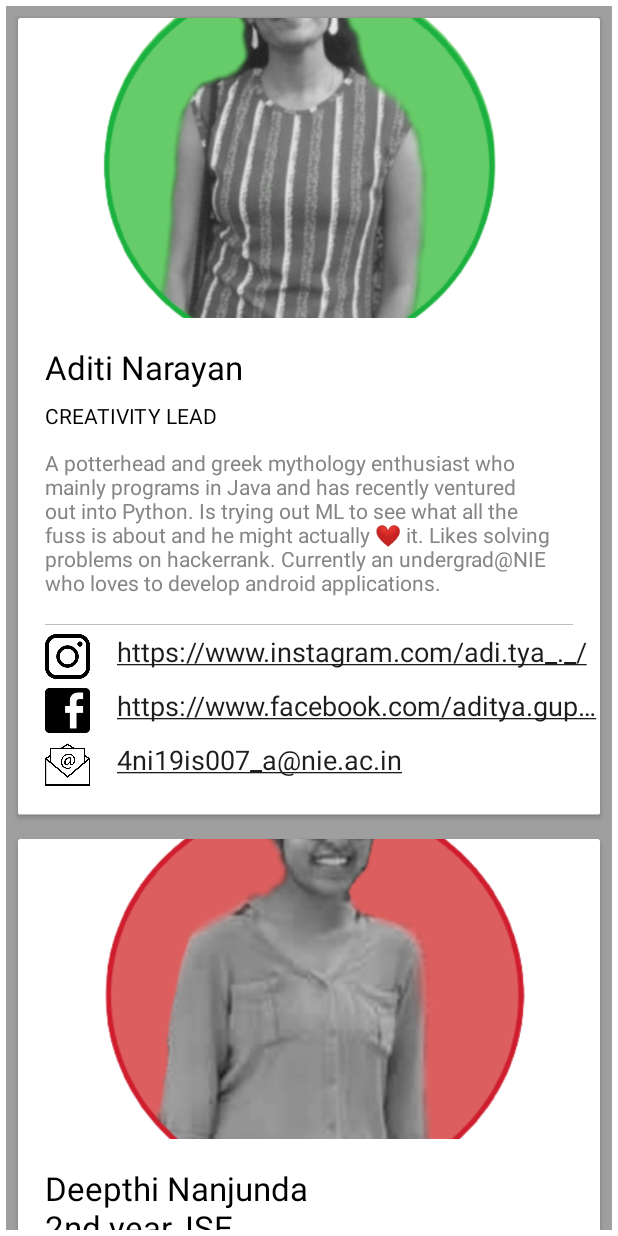
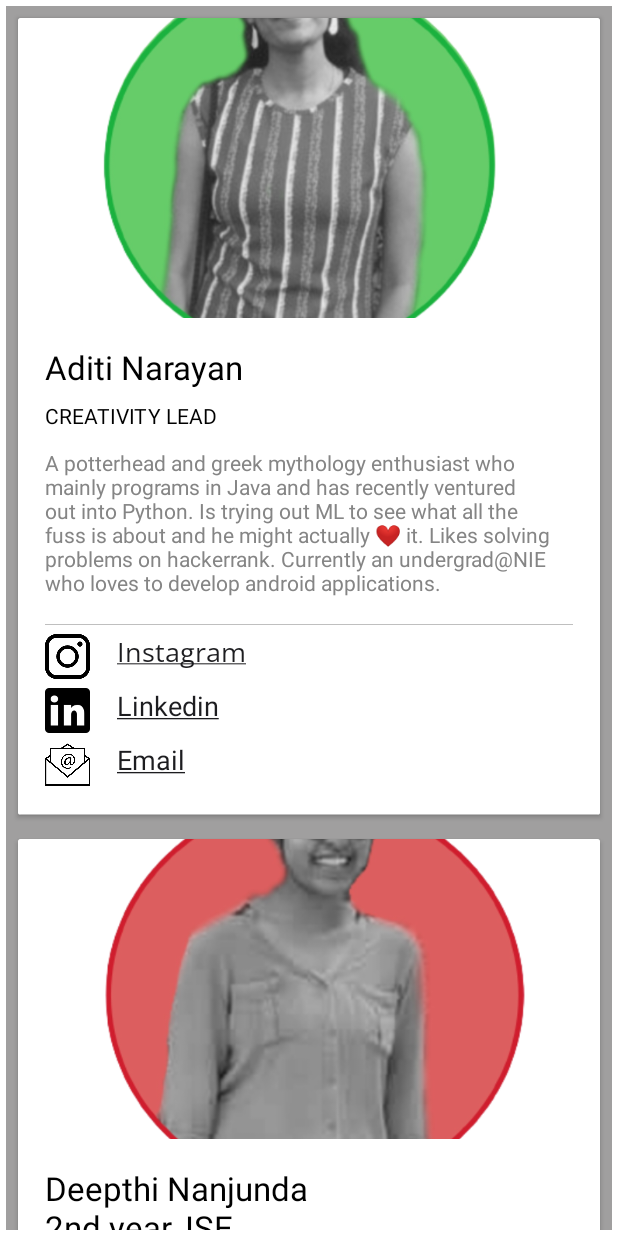
Before and after one commit to aadityaguptaa/dsc_nie_1, an Android app: the ManagementTeamFragment screen opened through its navigation route, after a tap on "Aditi Narayan", on a phone screen of 412 x 824 dp. Run offline under Robolectric (Android 15) with nearby library versions, the phone set to English and light mode, and no system bars; our stand-ins replace Firebase (no records; nobody signed in at launch, a user with empty details on screens opened directly), data binding; plain views replace ElasticView; 1 statement that could not run was skipped.

Commit message:
tech team t

```diff
--- a/app/src/main/java/com/example/dsc_nie/RecyclerAdapter.kt
+++ b/app/src/main/java/com/example/dsc_nie/RecyclerAdapter.kt
@@ -1,4 +1,6 @@
 package com.example.dsc_nie
+import android.text.Html
+import android.text.method.LinkMovementMethod
 import android.transition.AutoTransition
 import android.transition.TransitionManager
 import android.view.LayoutInflater
@@ -8,7 +10,7 @@ import android.widget.*
 import androidx.cardview.widget.CardView
 import androidx.recyclerview.widget.RecyclerView
 
-class RecyclerAdapter (private var titles: List<String>, private var details: List<String>, private var images:List<Int>, private var description: List<String>, private var instagramLink: List<String>, private var facebookLink: List<String>, private var emailLink: List<String>): RecyclerView.Adapter<RecyclerAdapter.ViewHolder>(){
+class RecyclerAdapter(private var titles: List<String>, private var details: List<String>, private var images: List<Int>, private var description: List<String>, private var instagramLink: List<String>, private var linkedinLink: List<String>, private var emailLink: List<String>): RecyclerView.Adapter<RecyclerAdapter.ViewHolder>(){
 
     inner class ViewHolder(itemView: View): RecyclerView.ViewHolder(itemView){
 
@@ -20,7 +22,7 @@ class RecyclerAdapter (private var titles: List<String>, private var details: Li
         val cardView: CardView = itemView.findViewById(R.id.cardView)
         val expandableLayout: LinearLayout = itemView.findViewById(R.id.expandableLayout)
         val coreInstagram: TextView = itemView.findViewById(R.id.CoreInstagramLink)
-        val coreFacebook: TextView = itemView.findViewById(R.id.CoreFacebookLink)
+        val coreLinkedin: TextView = itemView.findViewById(R.id.CoreLinkedinLink)
         val coreEmail: TextView = itemView.findViewById(R.id.CoreEmailLink)
 
 
@@ -53,9 +55,14 @@ class RecyclerAdapter (private var titles: List<String>, private var details: Li
         holder.itemDetails.text = details[position]
         holder.itemPicture.setImageResource(images[position])
         holder.itemDescription.text = description[position]
-        holder.coreInstagram.text = instagramLink[position]
-        holder.coreFacebook.text = facebookLink[position]
-        holder.coreEmail.text = emailLink[position]
+
+        //this shit is to turn textviews into hyperlinks... idk why it's this complex ;-;
+        holder.coreEmail.movementMethod = LinkMovementMethod.getInstance()
+        holder.coreInstagram.movementMethod = LinkMovementMethod.getInstance()
+        holder.coreLinkedin.movementMethod = LinkMovementMethod.getInstance()
+        holder.coreInstagram.text = Html.fromHtml("<a href=\"" + instagramLink[position] + "\">"  + "Instagram" + "</a>", Html.FROM_HTML_MODE_COMPACT)
+        holder.coreLinkedin.text = Html.fromHtml("<a href=\"" + linkedinLink[position] + "\">"  + "Linkedin" + "</a>", Html.FROM_HTML_MODE_COMPACT)
+        holder.coreEmail.text = Html.fromHtml("<a href=\"" + emailLink[position] + "\">"  + "Email" + "</a>", Html.FROM_HTML_MODE_COMPACT)
 
     }
 
--- a/app/src/main/java/com/example/dsc_nie/teams_intro/ManagementTeamFragment.kt
+++ b/app/src/main/java/com/example/dsc_nie/teams_intro/ManagementTeamFragment.kt
@@ -50,17 +50,17 @@ class ManagementTeamFragment : Fragment() {
     }
 
     private fun postToList(){
-        addToList(getString(R.string.aditi), getString(R.string.creativity_lead),  R.drawable.aditi, getString(R.string.adityaDescription), getString(R.string.aditya_instagram), getString(R.string.aditya_facebook), getString(R.string.aditya_email))
-        addToList(getString(R.string.deepthi), getString(R.string.editorial_lead),  R.drawable.deepthi, getString(R.string.adityaDescription), getString(R.string.aditya_instagram), getString(R.string.aditya_facebook), getString(R.string.aditya_email))
-        addToList(getString(R.string.dharitri), getString(R.string.events_lead),  R.drawable.dharitri, getString(R.string.adityaDescription), getString(R.string.aditya_instagram), getString(R.string.aditya_facebook), getString(R.string.aditya_email))
-        addToList(getString(R.string.divya), getString(R.string.outreach_lead),  R.drawable.divya, getString(R.string.adityaDescription), getString(R.string.aditya_instagram), getString(R.string.aditya_facebook), getString(R.string.aditya_email))
-        addToList(getString(R.string.lohith), getString(R.string.events_lead),  R.drawable.lohith, getString(R.string.adityaDescription), getString(R.string.aditya_instagram), getString(R.string.aditya_facebook), getString(R.string.aditya_email))
-        addToList(getString(R.string.prabhajana), getString(R.string.management_lead),  R.drawable.prabhajana, getString(R.string.adityaDescription), getString(R.string.aditya_instagram), getString(R.string.aditya_facebook), getString(R.string.aditya_email))
-        addToList(getString(R.string.pulkit), getString(R.string.editorial_lead),  R.drawable.pulkit, getString(R.string.adityaDescription), getString(R.string.aditya_instagram), getString(R.string.aditya_facebook), getString(R.string.aditya_email))
-        addToList(getString(R.string.raghav), getString(R.string.outreach_lead),  R.drawable.raghav, getString(R.string.adityaDescription), getString(R.string.aditya_instagram), getString(R.string.aditya_facebook), getString(R.string.aditya_email))
-        addToList(getString(R.string.sathwik), getString(R.string.design_lead),  R.drawable.sathwik, getString(R.string.adityaDescription), getString(R.string.aditya_instagram), getString(R.string.aditya_facebook), getString(R.string.aditya_email))
-        addToList(getString(R.string.shriyank), getString(R.string.design_lead),  R.drawable.shriyank, getString(R.string.adityaDescription), getString(R.string.aditya_instagram), getString(R.string.aditya_facebook), getString(R.string.aditya_email))
-        addToList(getString(R.string.tulsi), getString(R.string.marketing_lead),  R.drawable.tulsi, getString(R.string.adityaDescription), getString(R.string.aditya_instagram), getString(R.string.aditya_facebook), getString(R.string.aditya_email))
+        addToList(getString(R.string.aditi), getString(R.string.creativity_lead),  R.drawable.aditi, getString(R.string.adityaDescription), getString(R.string.aditya_instagram), getString(R.string.aditya_linkedin), getString(R.string.aditya_email))
+        addToList(getString(R.string.deepthi), getString(R.string.editorial_lead),  R.drawable.deepthi, getString(R.string.adityaDescription), getString(R.string.aditya_instagram), getString(R.string.aditya_linkedin), getString(R.string.aditya_email))
+        addToList(getString(R.string.dharitri), getString(R.string.events_lead),  R.drawable.dharitri, getString(R.string.adityaDescription), getString(R.string.aditya_instagram), getString(R.string.aditya_linkedin), getString(R.string.aditya_email))
+        addToList(getString(R.string.divya), getString(R.string.outreach_lead),  R.drawable.divya, getString(R.string.adityaDescription), getString(R.string.aditya_instagram), getString(R.string.aditya_linkedin), getString(R.string.aditya_email))
+        addToList(getString(R.string.lohith), getString(R.string.events_lead),  R.drawable.lohith, getString(R.string.adityaDescription), getString(R.string.aditya_instagram), getString(R.string.aditya_linkedin), getString(R.string.aditya_email))
+        addToList(getString(R.string.prabhajana), getString(R.string.management_lead),  R.drawable.prabhajana, getString(R.string.adityaDescription), getString(R.string.aditya_instagram), getString(R.string.aditya_linkedin), getString(R.string.aditya_email))
+        addToList(getString(R.string.pulkit), getString(R.string.editorial_lead),  R.drawable.pulkit, getString(R.string.adityaDescription), getString(R.string.aditya_instagram), getString(R.string.aditya_linkedin), getString(R.string.aditya_email))
+        addToList(getString(R.string.raghav), getString(R.string.outreach_lead),  R.drawable.raghav, getString(R.string.adityaDescription), getString(R.string.aditya_instagram), getString(R.string.aditya_linkedin), getString(R.string.aditya_email))
+        addToList(getString(R.string.sathwik), getString(R.string.design_lead),  R.drawable.sathwik, getString(R.string.adityaDescription), getString(R.string.aditya_instagram), getString(R.string.aditya_linkedin), getString(R.string.aditya_email))
+        addToList(getString(R.string.shriyank), getString(R.string.design_lead),  R.drawable.shriyank, getString(R.string.adityaDescription), getString(R.string.aditya_instagram), getString(R.string.aditya_linkedin), getString(R.string.aditya_email))
+        addToList(getString(R.string.tulsi), getString(R.string.marketing_lead),  R.drawable.tulsi, getString(R.string.adityaDescription), getString(R.string.aditya_instagram), getString(R.string.aditya_linkedin), getString(R.string.aditya_email))
 
 
 
--- a/app/src/main/java/com/example/dsc_nie/teams_intro/TechTeamFragment.kt
+++ b/app/src/main/java/com/example/dsc_nie/teams_intro/TechTeamFragment.kt
@@ -1,11 +1,11 @@
 package com.example.dsc_nie.teams_intro
 
 import android.os.Bundle
-import androidx.fragment.app.Fragment
 import android.view.LayoutInflater
 import android.view.View
 import android.view.ViewGroup
 import androidx.databinding.DataBindingUtil
+import androidx.fragment.app.Fragment
 import androidx.recyclerview.widget.LinearLayoutManager
 import androidx.recyclerview.widget.RecyclerView
 import com.example.dsc_nie.R
@@ -14,6 +14,8 @@ import com.example.dsc_nie.databinding.FragmentTechTeamBinding
 
 
 class TechTeamFragment : Fragment() {
+
+
     private var titlesList = mutableListOf<String>()
     private var positionList = mutableListOf<String>()
     private var imagesList = mutableListOf<Int>()
@@ -22,31 +24,32 @@ class TechTeamFragment : Fragment() {
     private var facebookList = mutableListOf<String>()
     private var emailList = mutableListOf<String>()
 
-
+    lateinit var binding: FragmentTechTeamBinding
     private lateinit var recyclerView: RecyclerView
 
+
+    //the main function
     override fun onCreateView(inflater: LayoutInflater, container: ViewGroup?,
                               savedInstanceState: Bundle?): View? {
         // Inflate the layout for this fragment
-        val binding: FragmentTechTeamBinding = DataBindingUtil.inflate(
+        binding = DataBindingUtil.inflate(
                 inflater, R.layout.fragment_tech_team, container, false)
 
         postToList()
-
-
-        recyclerView =  binding.techTeamRecyclerView
-        recyclerView.layoutManager = LinearLayoutManager(activity)
-        recyclerView.adapter = RecyclerAdapter(titlesList, positionList, imagesList, descList, instagramList, facebookList, emailList)
+        setRecycler()
 
         return binding.root
     }
 
-    override fun onCreate(savedInstanceState: Bundle?) {
-        super.onCreate(savedInstanceState)
 
+    private fun setRecycler() {
+        recyclerView = binding.techTeamRecyclerView
+        recyclerView.layoutManager = LinearLayoutManager(activity)
+        recyclerView.adapter = RecyclerAdapter(titlesList, positionList, imagesList, descList, instagramList, facebookList, emailList)
     }
 
-    private fun addToList(title: String, position: String, image: Int, description: String, instagram: String, facebook: String, email: String){
+
+    private fun addToList(title: String, position: String, image: Int, description: String, instagram: String, facebook: String, email: String) {
         titlesList.add(title)
         positionList.add(position)
         imagesList.add(image)
@@ -56,13 +59,13 @@ class TechTeamFragment : Fragment() {
         emailList.add(email)
     }
 
-    private fun postToList(){
-        addToList(getString(R.string.pratyusha), getString(R.string.dsc_lead), R.drawable.pratyushaone, getString(R.string.adityaDescription), getString(R.string.aditya_instagram), getString(R.string.aditya_facebook), getString(R.string.aditya_email))
-        addToList(getString(R.string.aditya),getString(R.string.android_lead),  R.drawable.adityaone, getString(R.string.adityaDescription), getString(R.string.aditya_instagram), getString(R.string.aditya_facebook), getString(R.string.aditya_email))
-        addToList(getString(R.string.harsh),getString(R.string.ml_lead),  R.drawable.harsh, getString(R.string.adityaDescription), getString(R.string.aditya_instagram), getString(R.string.aditya_facebook), getString(R.string.aditya_email))
-        addToList(getString(R.string.iresh),getString(R.string.web_dev_lead_lead),  R.drawable.iresh, getString(R.string.adityaDescription), getString(R.string.aditya_instagram), getString(R.string.aditya_facebook), getString(R.string.aditya_email))
-        addToList(getString(R.string.rishabh),getString(R.string.web_dev_lead_lead),  R.drawable.rishabh, getString(R.string.adityaDescription), getString(R.string.aditya_instagram), getString(R.string.aditya_facebook), getString(R.string.aditya_email))
-        addToList(getString(R.string.sanskar),getString(R.string.technical_lead),  R.drawable.sanskar, getString(R.string.adityaDescription), getString(R.string.aditya_instagram), getString(R.string.aditya_facebook), getString(R.string.aditya_email))
-        addToList(getString(R.string.shujan),getString(R.string.microcontrollers_lead),  R.drawable.shujan, getString(R.string.adityaDescription), getString(R.string.aditya_instagram), getString(R.string.aditya_facebook), getString(R.string.aditya_email))
+    private fun postToList() {
+        addToList(getString(R.string.pratyusha), getString(R.string.dsc_lead), R.drawable.pratyushaone, getString(R.string.adityaDescription), getString(R.string.aditya_instagram), getString(R.string.aditya_linkedin), getString(R.string.aditya_email))
+        addToList(getString(R.string.aditya), getString(R.string.android_lead), R.drawable.adityaone, getString(R.string.adityaDescription), getString(R.string.aditya_instagram), getString(R.string.aditya_linkedin), getString(R.string.aditya_email))
+        addToList(getString(R.string.harsh), getString(R.string.ml_lead), R.drawable.harsh, getString(R.string.adityaDescription), getString(R.string.aditya_instagram), getString(R.string.aditya_linkedin), getString(R.string.aditya_email))
+        addToList(getString(R.string.iresh), getString(R.string.web_dev_lead_lead), R.drawable.iresh, getString(R.string.adityaDescription), getString(R.string.aditya_instagram), getString(R.string.aditya_linkedin), getString(R.string.aditya_email))
+        addToList(getString(R.string.rishabh), getString(R.string.web_dev_lead_lead), R.drawable.rishabh, getString(R.string.adityaDescription), getString(R.string.aditya_instagram), getString(R.string.aditya_linkedin), getString(R.string.aditya_email))
+        addToList(getString(R.string.sanskar), getString(R.string.technical_lead), R.drawable.sanskar, getString(R.string.adityaDescription), getString(R.string.aditya_instagram), getString(R.string.aditya_linkedin), getString(R.string.aditya_email))
+        addToList(getString(R.string.shujan), getString(R.string.microcontrollers_lead), R.drawable.shujan, getString(R.string.adityaDescription), getString(R.string.aditya_instagram), getString(R.string.aditya_linkedin), getString(R.string.aditya_email))
     }
 }
--- a/app/src/main/res/layout/team_item_layout.xml
+++ b/app/src/main/res/layout/team_item_layout.xml
@@ -28,6 +28,7 @@
                     android:id="@+id/CoreImage"
                     android:layout_width="match_parent"
                     android:layout_height="200dp"
+                    android:contentDescription="@string/core_image_description"
                     android:scaleType="centerCrop"
                     android:src="@drawable/adityaone" />
 
@@ -37,7 +38,6 @@
                     android:layout_height="wrap_content"
                     android:layout_marginStart="18dp"
                     android:layout_marginTop="18dp"
-                    android:text="Cafe Blanca"
                     android:textAppearance="@style/TextAppearance.AppCompat.Large"
                     android:textColor="#000000" />
 
@@ -47,7 +47,6 @@
                     android:layout_height="wrap_content"
                     android:layout_marginStart="18dp"
                     android:layout_marginTop="8dp"
-                    android:text="ISE, 2nd year"
                     android:textAppearance="@style/TextAppearance.AppCompat.Body1"
                     android:textColor="#000000" />
 
@@ -66,7 +65,6 @@
                         android:layout_height="wrap_content"
                         android:layout_marginStart="18dp"
                         android:layout_marginEnd="18dp"
-                        android:text="Small plates, salad and sandwiches an intimate setting with 12 indoor seats plus patio seating."
                         android:textAppearance="@style/TextAppearance.AppCompat.Body1"
                         android:textColor="@color/secondaryTextColor" />
 
@@ -97,6 +95,7 @@
                                 android:layout_marginStart="18dp"
                                 android:layout_marginTop="6dp"
                                 android:layout_marginEnd="18dp"
+                                android:contentDescription="@string/instagram_image"
                                 app:srcCompat="@drawable/instagramlogoblack" />
 
                             <TextView
@@ -104,9 +103,9 @@
                                 android:layout_width="match_parent"
                                 android:layout_height="wrap_content"
                                 android:layout_gravity="center_vertical"
-                                android:autoLink="all|web"
-                                android:clickable="false"
-                                android:singleLine="true"
+                                android:fontFamily="@font/open_sans"
+                                android:singleLine="false"
+                                android:text="@string/aditya_instagram"
                                 android:textAllCaps="false"
                                 android:textAppearance="@style/TextAppearance.AppCompat.Body1"
                                 android:textColor="#000000"
@@ -121,22 +120,21 @@
                             android:orientation="horizontal">
 
                             <ImageView
-                                android:id="@+id/FacebookLogoBlackAndWhite"
+                                android:id="@+id/LinkedinLogoBlackAndWhite"
                                 android:layout_width="30dp"
                                 android:layout_height="30dp"
                                 android:layout_marginStart="18dp"
                                 android:layout_marginTop="6dp"
                                 android:layout_marginEnd="18dp"
-                                app:srcCompat="@drawable/facebookone" />
+                                android:contentDescription="@string/linkedin_image"
+                                app:srcCompat="@drawable/linkedinlogoblack" />
 
                             <TextView
-                                android:id="@+id/CoreFacebookLink"
+                                android:id="@+id/CoreLinkedinLink"
                                 android:layout_width="match_parent"
                                 android:layout_height="wrap_content"
                                 android:layout_gravity="center_vertical"
-                                android:autoLink="web"
-                                android:singleLine="true"
-                                android:text="adi.tya_._"
+                                android:clickable="true"
                                 android:textAppearance="@style/TextAppearance.AppCompat.Body1"
                                 android:textColor="#000000"
                                 android:textColorLink="#1D1D20"
@@ -156,6 +154,7 @@
                                 android:layout_marginStart="18dp"
                                 android:layout_marginTop="6dp"
                                 android:layout_marginEnd="18dp"
+                                android:contentDescription="@string/email_image"
                                 app:srcCompat="@drawable/gmailone" />
 
                             <TextView
@@ -163,9 +162,6 @@
                                 android:layout_width="match_parent"
                                 android:layout_height="wrap_content"
                                 android:layout_gravity="center_vertical"
-                                android:autoLink="web|email"
-                                android:singleLine="true"
-                                android:text="rockonman3@gmail.com"
                                 android:textAppearance="@style/TextAppearance.AppCompat.Body1"
                                 android:textColor="#000000"
                                 android:textColorLink="#1D1D20"
--- a/app/src/main/res/values/strings.xml
+++ b/app/src/main/res/values/strings.xml
@@ -68,9 +68,9 @@ So come join us on this amazing journey!\n\nWe are new so we have the fresh scen
     <string name="linkedin_description">linkedin image</string>
     <string name="fvaegvev_com">fvaegvev.com</string>
     <string name="adityaDescription">A potterhead and greek mythology enthusiast who mainly programs in Java and has recently ventured out into Python. Is trying out ML to see what all the fuss is about and he might actually ❤ it. Likes solving problems on hackerrank. Currently an undergrad@NIE who loves to develop android applications.</string>
-    <string name="aditya_email">4ni19is007_a@nie.ac.in</string>
-    <string name="aditya_facebook">https://www.facebook.com/aditya.gupta.9066389/</string>
-    <string name="aditya_instagram">"https://www.instagram.com/adi.tya_._/"</string>
+    <string name="aditya_email">mailto:4ni19is007_a@nie.ac.in</string>
+    <string name="aditya_linkedin">https://www.linkedin.com/in/adityagupta985/</string>
+    <string name="aditya_instagram">https://www.instagram.com/adi.tya_._/</string>
     <string name="categoryitemimage">categoryItemImage</string>
     <string name="email_hint">Email</string>
     <string name="password_hint">Password</string>
@@ -94,7 +94,8 @@ So come join us on this amazing journey!\n\nWe are new so we have the fresh scen
     <string name="dsc_linkedin_link"><a href='https://www.linkedin.com/in/dsc-nie-mysore-95a3191b7/'>Linkedin</a></string>
     <string name="dsc_discord_link"><a href='https://discord.gg/auxcKjZCdZ'>Discord</a></string>
     <string name="dsc_twitter_link"><a href='https://twitter.com/DscNie'>Twitter</a></string>
-
-
-
+    <string name="core_image_description">core_image</string>
+    <string name="instagram_image">instagram_image</string>
+    <string name="linkedin_image">linkedin_image</string>
+    <string name="email_image">email_image</string>
 </resources>
```
